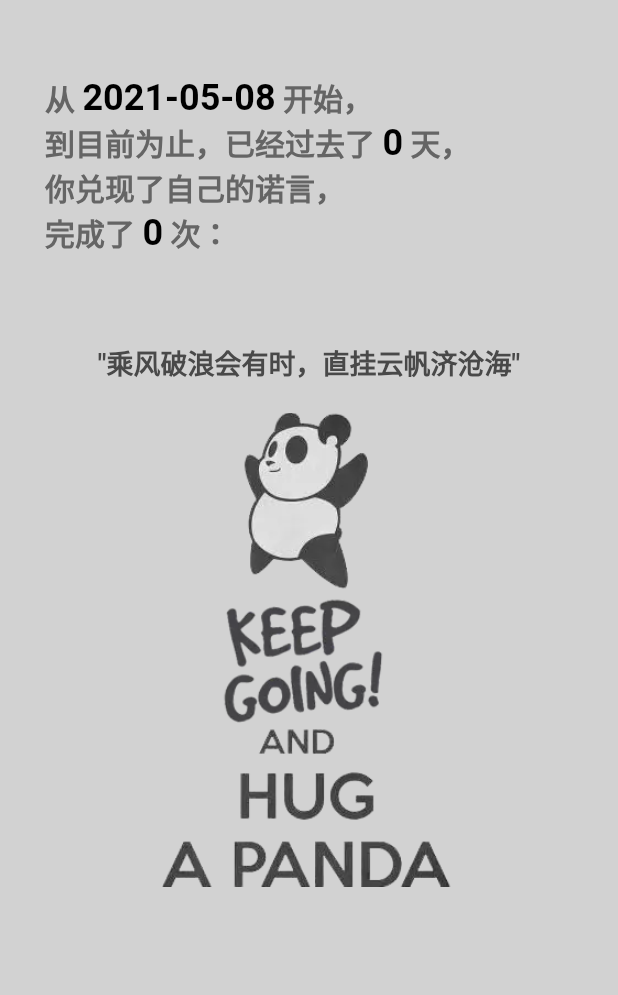
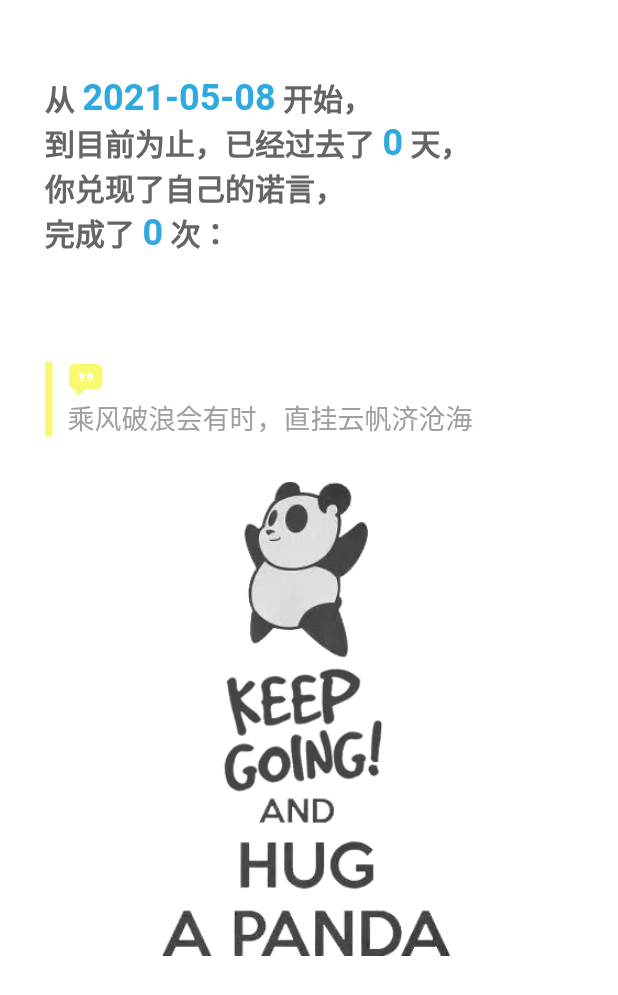
Before and after one commit to greatbear412/PT, a Flutter app: the Finish screen opened directly with empty values, on a phone screen of 412 x 824 dp. Shown: the top 995 px of the screen. Run offline on Flutter 3.47's test engine with Material 2 defaults, Android fonts, the light colour scheme and no system bars; drawn by our look-alikes of oktoast; our stand-ins replace date_format, persistent_bottom_nav_bar, shared_preferences; accounts and stored records are empty; network calls fail.

Commit message:
Development finish.
Modification for all pages.
Add local disk storage.

```diff
--- a/lib/common/constant.dart
+++ b/lib/common/constant.dart
@@ -18,7 +18,7 @@ class Constants {
     'Sunday': 7
   };
   static String bgUrl =
-      'https://fight-1259008024.cos.ap-chengdu.myqcloud.com/bg.jpeg';
+      'https://fight-1259008024.cos.ap-chengdu.myqcloud.com/bg.webp';
 
   static Map<String, List<String>> courageList = {
     'low': [
--- a/lib/components/text.dart
+++ b/lib/components/text.dart
@@ -3,6 +3,9 @@ import 'dart:ui';
 import 'package:flutter/cupertino.dart';
 import 'package:flutter/material.dart';
 import 'package:flutter/services.dart';
+
+import '../common/util.dart';
+import '../common/constant.dart';
 
 class StyleText extends StatelessWidget {
   final String text;
@@ -90,3 +93,43 @@ class TextFieldWidget extends StatelessWidget {
     );
   }
 }
+
+class QuotaText extends StatelessWidget {
+  final String text;
+  QuotaText({this.text});
+
+  @override
+  Widget build(BuildContext context) {
+    return ConstrainedBox(
+        constraints: BoxConstraints(maxHeight: 50),
+        child: Container(
+          child: Row(
+            children: [
+              Container(
+                width: 5,
+                color: Utils.transStr('f9f871'),
+              ),
+              SizedBox(
+                width: 10,
+              ),
+              Expanded(
+                  child: Column(
+                mainAxisAlignment: MainAxisAlignment.spaceBetween,
+                crossAxisAlignment: CrossAxisAlignment.start,
+                children: [
+                  Icon(
+                    CupertinoIcons.quote_bubble_fill,
+                    color: Utils.transStr('f9f871'),
+                  ),
+                  StyleText(
+                    text,
+                    TextStyle(fontSize: 18, color: Utils.transStr('a39d9d')),
+                    lines: 2,
+                  )
+                ],
+              ))
+            ],
+          ),
+        ));
+  }
+}
--- a/lib/pages/finish.dart
+++ b/lib/pages/finish.dart
@@ -3,8 +3,8 @@ import 'package:flutter/material.dart';
 
 import '../states/target.dart';
 import '../common/util.dart';
+import '../common/constant.dart';
 import '../components/text.dart';
-import '../common/constant.dart';
 
 class Finish extends StatefulWidget {
   final Target target;
@@ -20,7 +20,7 @@ class _FinishState extends State<Finish> {
     return Scaffold(
         body: Container(
             height: Utils.getScreenHeight(context),
-            color: Utils.transStr('d2d2d2'),
+            color: Utils.transStr('ffffff'),
             child: SingleChildScrollView(
               physics: BouncingScrollPhysics(),
               child: Column(
@@ -88,24 +88,25 @@ class _FinishState extends State<Finish> {
                             ],
                           ),
                         ),
-                        KeyText(
-                          text: widget.target.title,
+                        StyleText(
+                          widget.target.title,
+                          TextStyle(
+                            color: Utils.transStr(Constants.colorError),
+                            fontSize: 35,
+                            fontWeight: FontWeight.bold,
+                          ),
+                          align: TextAlign.start,
                         ),
                         SizedBox(height: 20),
                       ],
                     ),
                   ),
                   SizedBox(height: 10),
-                  StyleText(
-                    '"乘风破浪会有时，直挂云帆济沧海"',
-                    TextStyle(
-                      color: Utils.transStr('494949'),
-                      fontSize: 18,
-                      fontWeight: FontWeight.bold,
-                    ),
-                    align: TextAlign.start,
+                  Container(
+                    padding: const EdgeInsets.symmetric(horizontal: 30),
+                    child: QuotaText(text: "乘风破浪会有时，直挂云帆济沧海"),
                   ),
-                  SizedBox(height: 20),
+                  SizedBox(height: 30),
                   Image(
                       image: AssetImage('imgs/finish.webp'),
                       repeat: ImageRepeat.noRepeat,
@@ -141,7 +142,7 @@ class KeyText extends StatelessWidget {
     return StyleText(
       text,
       TextStyle(
-        color: Utils.transStr('000'),
+        color: Utils.transStr(Constants.colorGood),
         fontSize: 24,
         fontWeight: FontWeight.bold,
       ),
--- a/lib/states/target.dart
+++ b/lib/states/target.dart
@@ -14,27 +14,15 @@ const Map<String, int> statusList = {
 };
 
 class TargetListStates with ChangeNotifier, DiagnosticableTreeMixin {
-  List<Target> _taskList = [
-    Target(1, '早起', 1, status: 1),
-    // Target(2, '背单词qweeeeeeeeeeeeeeeeeeeeeeeeeeeeeeeeeeeeeee', 28, status: 1),
-    // Target(3, '背单词', 14, status: 2),
-    // Target(4, '背单词', 24, status: 2),
-    // Target(5, '背单词', 13, status: 2),
-    // Target(6, '背单词', 28, status: 2),
-    // Target(7, '背单词', 14, status: 3),
-    // Target(8, '背单词', 23, status: 3),
-    // Target(9, '背单词', 23, status: 3),
-    // Target(10, '背单词', 23, status: 3),
-    // Target(11, '背单词', 24, status: 99),
-    // Target(12, '背单词', 12, status: 99),
-    // Target(13, '背单词', 176, status: 99),
-    // Target(14, '背单词', 15, status: 99),
-  ];
+  final List<Target> _taskList = [];
 
-  List<Target> get taskList => _taskList;
+  TargetListStates.fromJson(Map<String, dynamic> json) {
+    json['data'].map((res) {
+      _taskList.add(Target.fromJson(res));
+    });
+  }
 
-  /// 修改`target`
-  void modify(int id, String title, int days) {}
+  get taskList => _taskList;
 
   /// 创建；并添加入 `_taskList` 列表
   void create(String title, int days) {
@@ -44,11 +32,10 @@ class TargetListStates with ChangeNotifier, DiagnosticableTreeMixin {
           _taskList.length == 0 ? 0 : _taskList[_taskList.length - 1].id;
       _taskList.add(Target(lastId + 1, title, days));
       notifyListeners();
-    } else {
-      // TODO: 提醒超额
     }
   }
 
+  /// 修改编辑
   void edit(Target target, String title, int days) {
     target.edit(title, days);
     notifyListeners();
@@ -115,14 +102,17 @@ class Target {
   Target(this.id, this.title, this.days,
       {this.status = 1, this.finishToday = false})
       : startTime = DateTime.now(),
-        // : startTime = DateTime.now().subtract(const Duration(days: 10)),
-        finishHistory = [
-          // Utils.getFormatDate(DateTime.now().subtract(const Duration(days: 1))),
-          // DateTime.now().subtract(const Duration(days: 4)),
-          // DateTime.now().subtract(const Duration(days: 5)),
-          // DateTime.now().subtract(const Duration(days: 7)),
-          // Utils.getFormatDate(DateTime.now().subtract(const Duration(days: 10)))
-        ];
+        finishHistory = [];
+
+  Target.fromJson(Map<String, dynamic> json)
+      : id = json['id'],
+        title = json['title'],
+        days = json['days'],
+        finishToday = json['finishToday'],
+        finishHistory = json['finishHistory'],
+        startTime = json['startTime'],
+        status = json['status'],
+        lastFinish = json['lastFinish'];
 
   void sign() {
     this.finishToday = true;
@@ -158,7 +148,7 @@ class Target {
     Utils.showCommonToast('为自己加油！', Utils.transStr(Constants.colorGood));
   }
 
-  /// 每次启动时自检：重置所有finishToday；
+  /// TODO: 每次启动时自检：重置所有finishToday；
   /// 启动定时器：第二天3点时再次自检
   void checkSelf() {}
 
```
Also changed, not shown: lib/common/animation.dart (+19 -5 lines), lib/main.dart (+14 -3 lines), lib/pages/edit.dart (+12 -4 lines), lib/pages/list.dart (+7 -3 lines), lib/pages/management.dart (+8 -1 lines), lib/pages/start.dart (+12 -0 lines), 1 other file.
